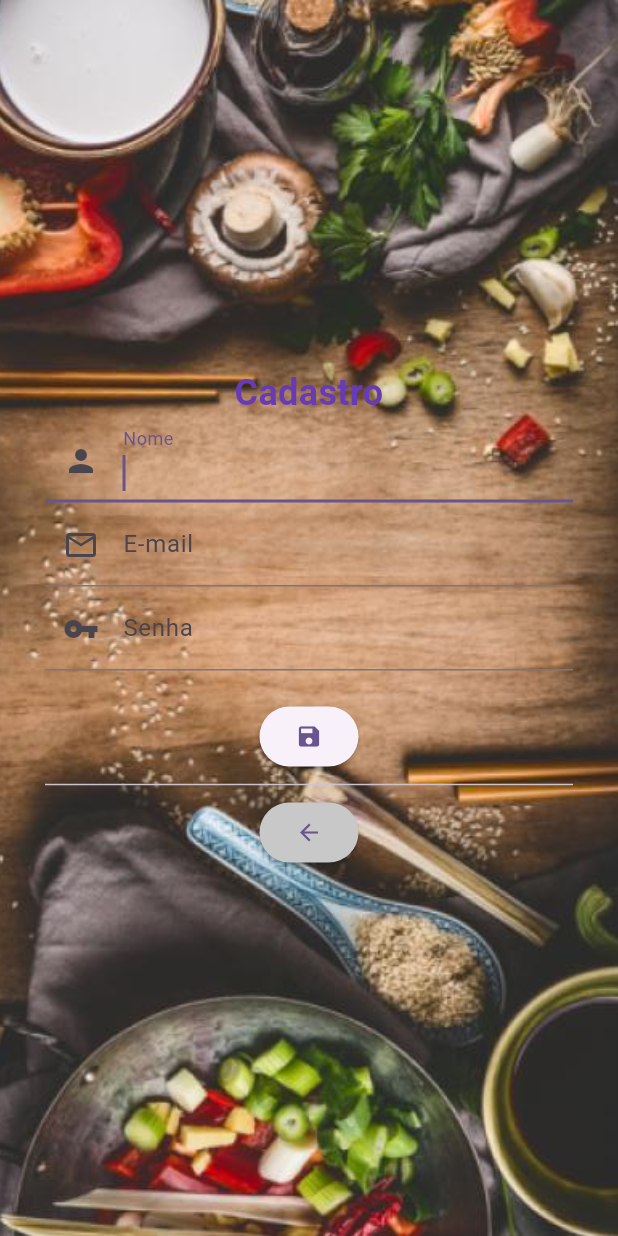
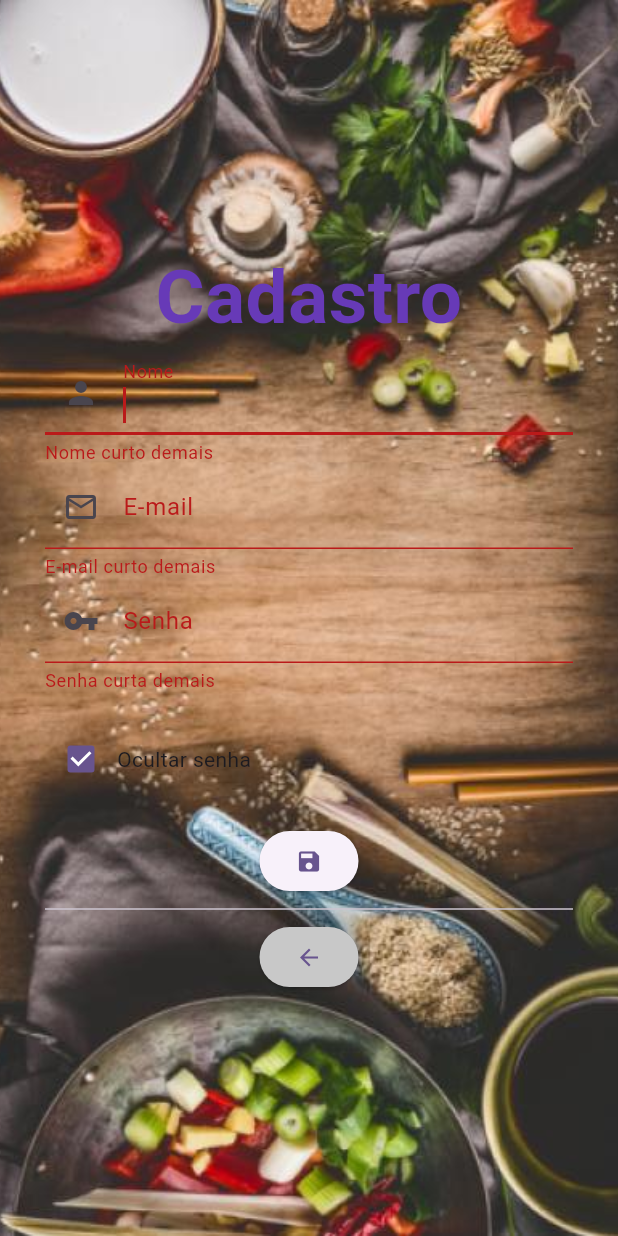
Before and after one commit to guilhermebatistaa/tcc_liberato_app_mylistock, a Flutter app: the SignUpScreen screen opened directly, after a tap on the "save" icon, on a phone screen of 412 x 824 dp. Run offline on Flutter 3.47's test engine with Material 3 defaults, Android fonts, the phone set to English and light mode, and no system bars; our stand-ins replace shared_preferences, sqflite; accounts and stored records are empty.

```diff
--- /dev/null
+++ b/lib/Models/Constants.dart
@@ -0,0 +1,3 @@
+class Constants {
+  static late String usuario;
+}
--- a/lib/Models/TabelaItem.dart
+++ b/lib/Models/TabelaItem.dart
@@ -1,3 +1,5 @@
+import 'package:my_app/Models/Constants.dart';
+
 class TabelaItem {
   static const String nomeTabela = 'Item';
   static const String nome = 'nome';
--- a/lib/components/listagem/mensagem.dart
+++ b/lib/components/listagem/mensagem.dart
@@ -32,12 +32,12 @@ class MensagemWidget extends StatelessWidget {
         nivel == 0
             ? 'Este item é uma compra CASUAL!\nCompre a qualquer preço!'
             : nivel == 1
-                ? 'O Estoque está em URGÊNCIA!\nPague até o Preço Máx.: $sifrao $precoMinimo!'
+                ? 'O Estoque está em URGÊNCIA!\nPague até o Preço Máx.: $sifrao $precoMaximo!'
                 : nivel == 2
                     ? 'O Estoque está em FALTA!\nCompre em promoção!\n*Abaixo de $sifrao $precoMinimo!'
                     : nivel == 3
                         ? 'O estoque está COMPLETO, não precisa comprar!'
-                        : 'NIVEL ERRADO',
+                        : 'Aguardando cadastro do nome!',
         style: TextStyle(fontSize: 12),
         softWrap: true,
         textAlign: TextAlign.center,
--- a/lib/data/database.dart
+++ b/lib/data/database.dart
@@ -1,9 +1,13 @@
+import 'package:my_app/Models/Constants.dart';
 import 'package:my_app/Models/TabelaItem.dart';
 import 'package:path/path.dart';
 import 'package:sqflite/sqflite.dart';
 
 Future<Database> getDatabase() async {
-  final String path = join(await getDatabasesPath(), 'item.db');
+  Constants.usuario = Constants.usuario.split('@').first;
+
+  final String path =
+      join(await getDatabasesPath(), 'item${Constants.usuario}.db');
 
   return openDatabase(
     path,
--- a/lib/screens/signup_screen.dart
+++ b/lib/screens/signup_screen.dart
@@ -1,6 +1,7 @@
 import 'dart:convert';
 
 import 'package:flutter/material.dart';
+import 'package:my_app/Models/Constants.dart';
 import 'package:my_app/Models/Login.dart';
 import 'package:shared_preferences/shared_preferences.dart';
 
@@ -15,9 +16,10 @@ class _SignUpScreenState extends State<SignUpScreen> {
   TextEditingController _nameImputController = TextEditingController();
   TextEditingController _mailImputController = TextEditingController();
   TextEditingController _passwordImputController = TextEditingController();
-  TextEditingController _confirmImputController = TextEditingController();
 
-  bool showPassword = false;
+  bool _obscurePassword = true;
+
+  final _formKey = GlobalKey<FormState>();
   @override
   Widget build(BuildContext context) {
     return Scaffold(
@@ -44,22 +46,37 @@ class _SignUpScreenState extends State<SignUpScreen> {
                   'Cadastro',
                   textAlign: TextAlign.center,
                   style: TextStyle(
-                    fontSize: 24.0,
+                    fontSize: 50.0,
                     fontWeight: FontWeight.bold,
                     color: Colors.deepPurple, // Cor roxa
                   ),
                 ),
                 Form(
+                  key: _formKey,
                   child: Column(
                     children: [
                       TextFormField(
                         controller: _nameImputController,
+                        validator: (value) {
+                          if (value!.length < 2) {
+                            return "Nome curto demais";
+                          }
+                          return null;
+                        },
                         autofocus: true,
                         decoration: InputDecoration(
                             labelText: "Nome", prefixIcon: Icon(Icons.person)),
                       ),
                       TextFormField(
                         controller: _mailImputController,
+                        validator: (value) {
+                          if (value!.length < 5) {
+                            return "E-mail curto demais";
+                          } else if (!value.contains("@")) {
+                            return "E-mail sem @";
+                          }
+                          return null;
+                        },
                         autofocus: true,
                         decoration: InputDecoration(
                             labelText: "E-mail",
@@ -67,6 +84,13 @@ class _SignUpScreenState extends State<SignUpScreen> {
                       ),
                       TextFormField(
                         controller: _passwordImputController,
+                        validator: (value) {
+                          if (value!.length < 6) {
+                            return "Senha curta demais";
+                          }
+                          return null;
+                        },
+                        obscureText: _obscurePassword,
                         autofocus: true,
                         decoration: InputDecoration(
                             labelText: "Senha",
@@ -76,15 +100,34 @@ class _SignUpScreenState extends State<SignUpScreen> {
                   ),
                 ),
                 Padding(padding: EdgeInsets.all(10)),
+                Row(
+                  children: [
+                    Checkbox(
+                      value: _obscurePassword,
+                      onChanged: (newValue) {
+                        setState(() {
+                          _obscurePassword = newValue!;
+                        });
+                      },
+                    ),
+                    Text(
+                      "Ocultar senha",
+                    )
+                  ],
+                ),
+                Padding(padding: EdgeInsets.all(10)),
                 Container(
                   alignment: Alignment.center,
                   child: ElevatedButton(
                     onPressed: () async {
-                      _doSignUp();
-                      //validar no banco
-                      //SalvarUsuario();
-                      //Voltar para o Login
-                      //notificar na barra o cadastro feito
+                      if (await _doSignUp()) {
+                        ScaffoldMessenger.of(context).showSnackBar(
+                          SnackBar(content: Text('Usuário cadastrado!')),
+                        );
+                        Navigator.pop(context);
+                      } else {
+                        print("deu ruim");
+                      }
                     },
                     child: Icon(Icons.save),
                   ),
@@ -112,7 +155,8 @@ class _SignUpScreenState extends State<SignUpScreen> {
     );
   }
 
-  void _doSignUp() {
+  Future<bool> _doSignUp() async {
+    if (_formKey.currentState!.validate()) {
       Login newLogin = Login(
           name: _nameImputController.text,
           mail: _mailImputController.text,
@@ -121,12 +165,18 @@ class _SignUpScreenState extends State<SignUpScreen> {
       print(newLogin);
 
       _saveLogin(newLogin);
+
+      return true;
+    } else {
+      return false;
+    }
   }
 
   void _saveLogin(Login login) async {
     SharedPreferences prefs = await SharedPreferences.getInstance();
+    Constants.usuario = login.mail!.split('@').first;
     prefs.setString(
-      "LOGGIN_USER_INFOS",
+      "LOGGIN_USER_INFOS${Constants.usuario}",
       json.encode(login.toJson()),
     );
   }
```
Also changed, not shown: lib/components/form/setas.dart (+0 -28 lines), lib/components/listagem/ItemWidget.dart (+11 -10 lines), lib/screens/exclusion_screen.dart (+9 -1 lines), lib/screens/initial_screen.dart (+8 -3 lines), lib/screens/login_screen.dart (+64 -13 lines), lib/services/ItemService.dart (+12 -1 lines), assets/images/cestopeb.jpg (added), 1 other file. Lines whose indentation alone changed are shown as unchanged.
